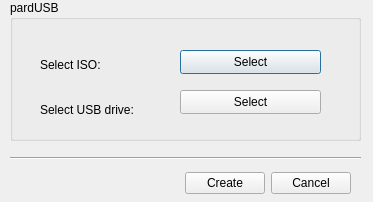
Qt form playground/intern/pardusb/ui/main.ui (pars-linux/uludag) before a commit.
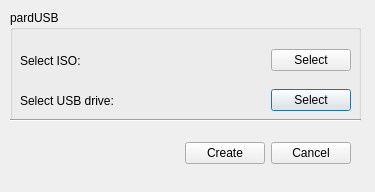
The same form after that commit.

Diff of the .ui file:
```diff
--- a/playground/intern/pardusb/ui/main.ui
+++ b/playground/intern/pardusb/ui/main.ui
@@ -6,10 +6,16 @@
    <rect>
     <x>0</x>
     <y>0</y>
-    <width>373</width>
-    <height>202</height>
+    <width>375</width>
+    <height>192</height>
    </rect>
   </property>
+  <property name="sizePolicy">
+   <sizepolicy hsizetype="Preferred" vsizetype="Preferred">
+    <horstretch>110</horstretch>
+    <verstretch>110</verstretch>
+   </sizepolicy>
+  </property>
   <property name="windowTitle">
    <string>mainwindow</string>
   </property>
@@ -17,85 +23,117 @@
    <property name="geometry">
     <rect>
      <x>10</x>
-     <y>0</y>
+     <y>10</y>
      <width>351</width>
-     <height>141</height>
+     <height>111</height>
     </rect>
    </property>
    <property name="title">
     <string>pardUSB</string>
    </property>
-   <widget class="QLabel" name="label">
+   <widget class="QWidget" name="">
     <property name="geometry">
      <rect>
-      <x>30</x>
-      <y>40</y>
-      <width>138</width>
-      <height>49</height>
+      <x>10</x>
+      <y>70</y>
+      <width>331</width>
+      <height>41</height>
      </rect>
     </property>
-    <property name="text">
-     <string>Select ISO:</string>
-    </property>
+    <layout class="QHBoxLayout" name="horizontalLayout_2">
+     <item>
+      <widget class="QLabel" name="label_2">
+       <property name="text">
+        <string>Select USB drive:</string>
+       </property>
+      </widget>
+     </item>
+     <item>
+      <spacer name="horizontalSpacer_2">
+       <property name="orientation">
+        <enum>Qt::Horizontal</enum>
+       </property>
+       <property name="sizeHint" stdset="0">
+        <size>
+         <width>108</width>
+         <height>20</height>
+        </size>
+       </property>
+      </spacer>
+     </item>
+     <item>
+      <widget class="QPushButton" name="select_disk">
+       <property name="text">
+        <string>Select</string>
+       </property>
+      </widget>
+     </item>
+    </layout>
    </widget>
-   <widget class="QPushButton" name="button_open">
+   <widget class="QWidget" name="">
     <property name="geometry">
      <rect>
-      <x>170</x>
-      <y>50</y>
-      <width>141</width>
-      <height>24</height>
+      <x>10</x>
+      <y>30</y>
+      <width>331</width>
+      <height>41</height>
      </rect>
     </property>
-    <property name="text">
-     <string>Select</string>
-    </property>
-   </widget>
-   <widget class="QLabel" name="label_2">
-    <property name="geometry">
-     <rect>
-      <x>30</x>
-      <y>80</y>
-      <width>138</width>
-      <height>59</height>
-     </rect>
-    </property>
-    <property name="text">
-     <string>Select USB drive:</string>
-    </property>
-   </widget>
-   <widget class="QPushButton" name="select_disk">
-    <property name="geometry">
-     <rect>
-      <x>170</x>
-      <y>90</y>
-      <width>141</width>
-      <height>24</height>
-     </rect>
-    </property>
-    <property name="text">
-     <string>Select</string>
-    </property>
+    <layout class="QHBoxLayout" name="horizontalLayout_3">
+     <item>
+      <widget class="QLabel" name="label">
+       <property name="sizeIncrement">
+        <size>
+         <width>0</width>
+         <height>10</height>
+        </size>
+       </property>
+       <property name="text">
+        <string>Select ISO:</string>
+       </property>
+      </widget>
+     </item>
+     <item>
+      <spacer name="horizontalSpacer_3">
+       <property name="orientation">
+        <enum>Qt::Horizontal</enum>
+       </property>
+       <property name="sizeHint" stdset="0">
+        <size>
+         <width>128</width>
+         <height>20</height>
+        </size>
+       </property>
+      </spacer>
+     </item>
+     <item>
+      <widget class="QPushButton" name="button_open">
+       <property name="text">
+        <string>Select</string>
+       </property>
+      </widget>
+     </item>
+    </layout>
    </widget>
   </widget>
   <widget class="Line" name="line">
    <property name="geometry">
     <rect>
      <x>10</x>
-     <y>150</y>
+     <y>110</y>
      <width>351</width>
-     <height>16</height>
+     <height>21</height>
     </rect>
    </property>
    <property name="orientation">
     <enum>Qt::Horizontal</enum>
    </property>
   </widget>
-  <widget class="QWidget" name="">
+  <widget class="QWidget" name="layoutWidget">
    <property name="geometry">
     <rect>
      <x>10</x>
-     <y>170</y>
+     <y>140</y>
      <width>341</width>
      <height>27</height>
     </rect>
```
